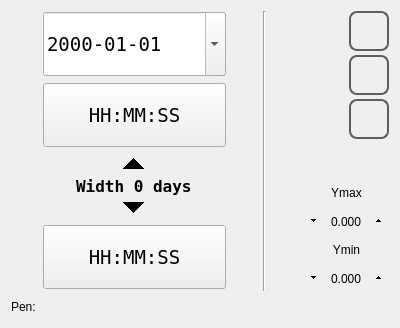
MECTsrl/mect_plugins, file qt_library/ATCMtrend/trend_range.ui: the form before one commit.
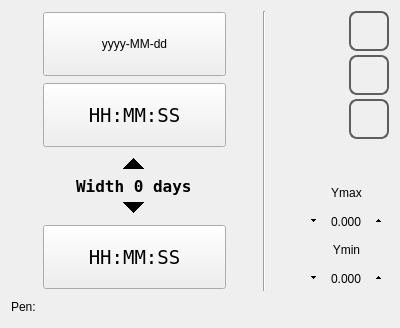
The form after the commit. Icons and pictures are not drawn.

Commit message: Issue 113-INT-2020_06_15: new calendar, change date on startup now works with dates less than the year 2020 (page_0), increased timepopup size.

What changed in the file:
```diff
--- a/qt_library/ATCMtrend/trend_range.ui
+++ b/qt_library/ATCMtrend/trend_range.ui
@@ -89,7 +89,7 @@
      <item>
       <layout class="QVBoxLayout" name="verticalLayout_2">
        <item>
-        <widget class="QDateEdit" name="dateEdit">
+        <widget class="QPushButton" name="pushButtonCalendar">
          <property name="sizePolicy">
           <sizepolicy hsizetype="Minimum" vsizetype="MinimumExpanding">
            <horstretch>0</horstretch>
@@ -102,63 +102,9 @@
            <height>64</height>
           </size>
          </property>
-         <property name="font">
-          <font>
-           <family>DejaVu Sans Mono</family>
-           <pointsize>14</pointsize>
-          </font>
-         </property>
-         <property name="focusPolicy">
-          <enum>Qt::ClickFocus</enum>
-         </property>
-         <property name="styleSheet">
-          <string notr="true"> /*QLabel {
-	font: 1000  12pt &quot;DejaVu Sans Mono&quot;;
- }
-
- QPushButton#qt_calendar_yearbutton {
-    width: 80px;
-}
-
-QSpinBox {
-	font: 1000 12pt &quot;DejaVu Sans Mono&quot;;
-    padding-left: 20px;
-    padding-right: 20px;
- }
-
- QSpinBox::up-button {
-     subcontrol-origin: border;
-     subcontrol-position: right  center;
-     height: 40px;
-     width: 20px;
- }
-
- QSpinBox::up-arrow {
-	image: url(:/libicons/img/Forward.png);
-     width: 10px;
-     height: 10px;
- }
-
- QSpinBox::down-button {
-     subcontrol-origin: border;
-     subcontrol-position: left center;
-     height: 40px;
-     width: 20px;
-}
-
- QSpinBox::down-arrow {
- 	image: url(:/libicons/img/Back.png);
-     width: 10px;
-     height:10px;
- }
-*/</string>
-         </property>
-         <property name="displayFormat">
+         <property name="text">
           <string>yyyy-MM-dd</string>
          </property>
-         <property name="calendarPopup">
-          <bool>true</bool>
-         </property>
         </widget>
        </item>
        <item>
```
The commit also changes 11 other files.
